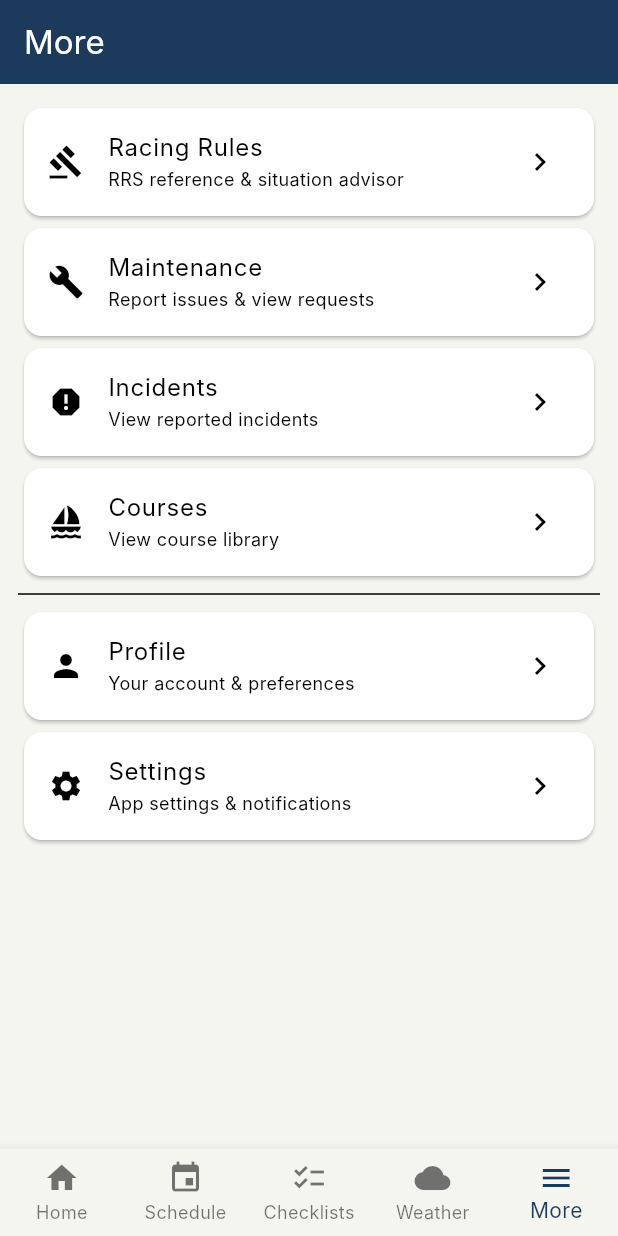
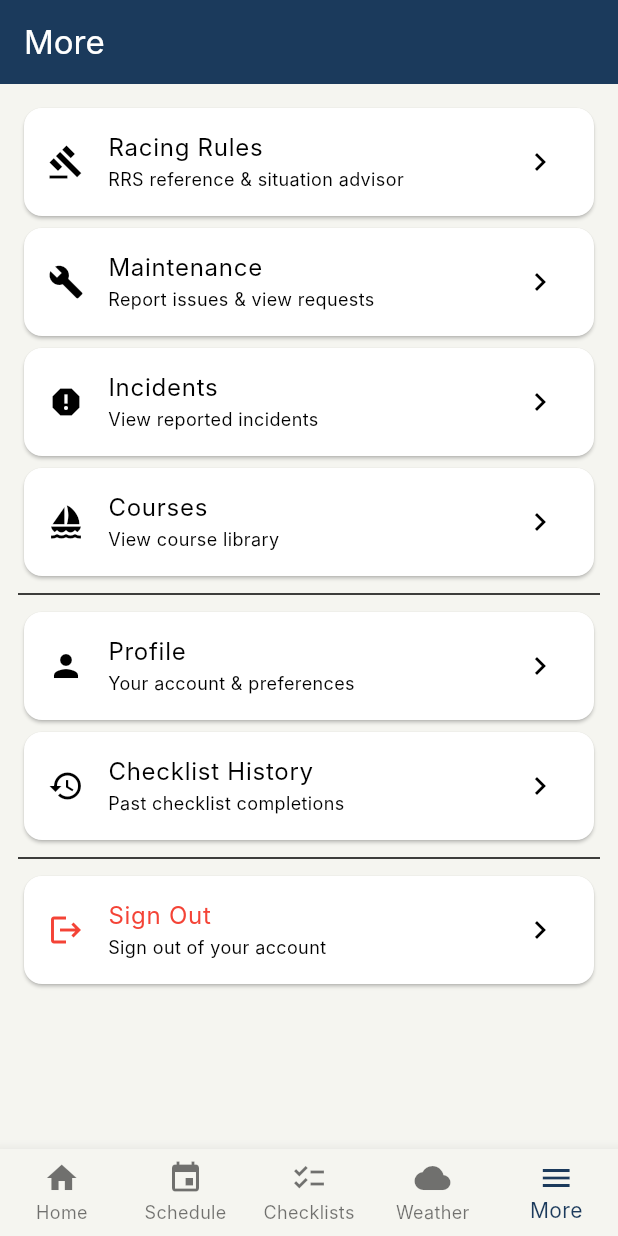
Before and after one commit to lkilpatrick/mpyc-raceday, a Flutter app: the MobileShell screen opened by its route, item 5 of the bottom bar chosen, on a phone screen of 412 x 824 dp. Run offline on Flutter 3.47's test engine with Material 3 defaults, Android fonts, the phone set to English and light mode, and no system bars; our stand-ins replace cloud_firestore, cloud_functions, connectivity_plus, data_table_2, file_picker, firebase_auth and 12 more; missing offline and left inert: dart:html; accounts and stored records are empty; generated files the repository leaves out were written again; network calls fail; Roboto replaces fonts that are missing (Inter).

Commit message:
Fix mobile app: wire all tabs, fix routes, enable Android desugaring
- MobileShell: wire Weather tab (index 3) to WeatherDashboardScreen
- More screen: fix Profile route (/profile), Incidents route (/incidents/browse), add Checklist History link, add Sign Out with confirmation
- Mobile router: add /profile and /incidents/browse routes
- Incidents provider: treat empty eventId as null (show all incidents in browse mode)
- Android build: enable core library desugaring (required by flutter_local_notifications), set minSdk=21, multiDexEnabled

```diff
--- a/lib/features/home/presentation/mobile/more_screen.dart
+++ b/lib/features/home/presentation/mobile/more_screen.dart
@@ -1,3 +1,4 @@
+import 'package:firebase_auth/firebase_auth.dart';
 import 'package:flutter/material.dart';
 import 'package:go_router/go_router.dart';
 
@@ -25,7 +26,7 @@ class MoreScreen extends StatelessWidget {
           icon: Icons.report,
           label: 'Incidents',
           subtitle: 'View reported incidents',
-          onTap: () => context.push('/incidents/all'),
+          onTap: () => context.push('/incidents/browse'),
         ),
         _MoreItem(
           icon: Icons.sailing,
@@ -38,16 +39,49 @@ class MoreScreen extends StatelessWidget {
           icon: Icons.person,
           label: 'Profile',
           subtitle: 'Your account & preferences',
-          onTap: () => context.push('/more'),
+          onTap: () => context.push('/profile'),
         ),
         _MoreItem(
-          icon: Icons.settings,
-          label: 'Settings',
-          subtitle: 'App settings & notifications',
-          onTap: () => context.push('/more'),
+          icon: Icons.history,
+          label: 'Checklist History',
+          subtitle: 'Past checklist completions',
+          onTap: () => context.push('/checklists/history'),
+        ),
+        const Divider(),
+        _MoreItem(
+          icon: Icons.logout,
+          label: 'Sign Out',
+          subtitle: 'Sign out of your account',
+          onTap: () => _handleSignOut(context),
+          color: Colors.red,
         ),
       ],
     );
+  }
+
+  Future<void> _handleSignOut(BuildContext context) async {
+    final confirmed = await showDialog<bool>(
+      context: context,
+      builder: (ctx) => AlertDialog(
+        title: const Text('Sign Out'),
+        content: const Text('Are you sure you want to sign out?'),
+        actions: [
+          TextButton(
+            onPressed: () => Navigator.pop(ctx, false),
+            child: const Text('Cancel'),
+          ),
+          ElevatedButton(
+            onPressed: () => Navigator.pop(ctx, true),
+            style: ElevatedButton.styleFrom(backgroundColor: Colors.red),
+            child: const Text('Sign Out'),
+          ),
+        ],
+      ),
+    );
+    if (confirmed == true && context.mounted) {
+      await FirebaseAuth.instance.signOut();
+      if (context.mounted) context.go('/login');
+    }
   }
 }
 
@@ -57,19 +91,21 @@ class _MoreItem extends StatelessWidget {
     required this.label,
     required this.subtitle,
     required this.onTap,
+    this.color,
   });
 
   final IconData icon;
   final String label;
   final String subtitle;
   final VoidCallback onTap;
+  final Color? color;
 
   @override
   Widget build(BuildContext context) {
     return Card(
       child: ListTile(
-        leading: Icon(icon),
-        title: Text(label),
+        leading: Icon(icon, color: color),
+        title: Text(label, style: color != null ? TextStyle(color: color) : null),
         subtitle: Text(subtitle, style: const TextStyle(fontSize: 12)),
         trailing: const Icon(Icons.chevron_right),
         onTap: onTap,
--- a/lib/features/incidents/presentation/incidents_providers.dart
+++ b/lib/features/incidents/presentation/incidents_providers.dart
@@ -14,7 +14,9 @@ final allIncidentsProvider = StreamProvider<List<RaceIncident>>((ref) {
 
 final eventIncidentsProvider =
     StreamProvider.family<List<RaceIncident>, String>((ref, eventId) {
-  return ref.watch(incidentsRepositoryProvider).watchIncidents(eventId: eventId);
+  return ref.watch(incidentsRepositoryProvider).watchIncidents(
+    eventId: eventId.isEmpty ? null : eventId,
+  );
 });
 
 final incidentDetailProvider =
--- a/lib/mobile/mobile_router.dart
+++ b/lib/mobile/mobile_router.dart
@@ -25,6 +25,7 @@ import 'package:mpyc_raceday/features/incidents/presentation/mobile/incident_lis
 import 'package:mpyc_raceday/features/incidents/presentation/mobile/incident_detail_screen.dart';
 import 'package:mpyc_raceday/features/maintenance/presentation/mobile/maintenance_feed_screen.dart';
 import 'package:mpyc_raceday/features/maintenance/presentation/mobile/maintenance_quick_report_screen.dart';
+import 'package:mpyc_raceday/features/auth/presentation/mobile/profile_screen.dart';
 import 'package:mpyc_raceday/mobile/mobile_shell.dart';
 
 final GoRouter mobileRouter = GoRouter(
@@ -194,6 +195,14 @@ final GoRouter mobileRouter = GoRouter(
       },
     ),
     GoRoute(
+      path: '/profile',
+      builder: (context, state) => const ProfileScreen(),
+    ),
+    GoRoute(
+      path: '/incidents/browse',
+      builder: (context, state) => const IncidentListScreen(eventId: ''),
+    ),
+    GoRoute(
       path: '/incidents/:eventId',
       builder: (context, state) {
         final eventId = state.pathParameters['eventId']!;
--- a/lib/mobile/mobile_shell.dart
+++ b/lib/mobile/mobile_shell.dart
@@ -7,6 +7,7 @@ import 'package:mpyc_raceday/features/home/presentation/mobile/home_screen.dart'
 import 'package:mpyc_raceday/features/home/presentation/mobile/more_screen.dart';
 import 'package:mpyc_raceday/mobile/layouts/mobile_scaffold.dart';
 import 'package:mpyc_raceday/mobile/navigation/mobile_bottom_nav.dart';
+import 'package:mpyc_raceday/features/weather/presentation/mobile/weather_dashboard_screen.dart';
 import 'package:mpyc_raceday/shared/widgets/placeholder_page.dart';
 
 class MobileShell extends StatefulWidget {
@@ -54,6 +55,7 @@ class _MobileShellState extends State<MobileShell> {
       0 => const HomeScreen(),
       1 => const MyScheduleScreen(),
       2 => const ChecklistListScreen(),
+      3 => const WeatherDashboardScreen(),
       4 => const MoreScreen(),
       _ => PlaceholderPage(title: item.label, subtitle: 'Mobile experience'),
     };
```
Also changed, not shown: assets/images/PHREF.jpg (added), assets/images/burgee.png (added), assets/images/clubsign.jpg (added), assets/images/lazers.jpg (added), assets/images/optis.jpg (added), assets/images/santanas.jpg (added), assets/images/sheilds.jpg (added), 1 other file.
